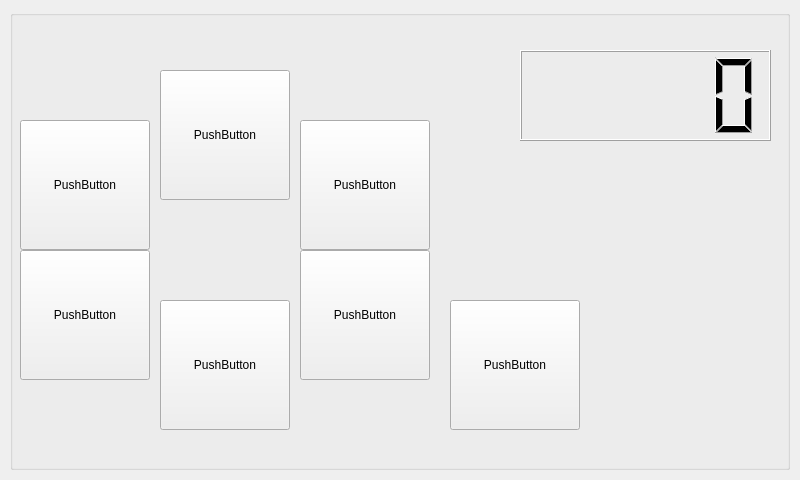
Above: 01_UI_GamePad/MainPad/Main_GamePad/gamepad.ui from JaneJung/SoccerMega before the change. Below: the same form after it.
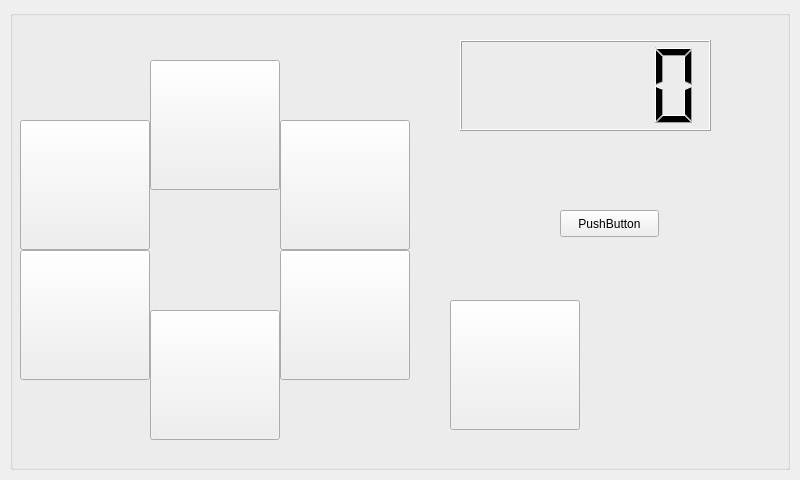
That is the form after the change.

Patch:
```diff
--- a/01_UI_GamePad/MainPad/Main_GamePad/gamepad.ui
+++ b/01_UI_GamePad/MainPad/Main_GamePad/gamepad.ui
@@ -17,6 +17,9 @@
    <property name="cursor">
     <cursorShape>BlankCursor</cursorShape>
    </property>
+   <property name="autoFillBackground">
+    <bool>true</bool>
+   </property>
    <widget class="QGroupBox" name="GB_Control">
     <property name="geometry">
      <rect>
@@ -26,6 +29,9 @@
       <height>460</height>
      </rect>
     </property>
+    <property name="autoFillBackground">
+     <bool>false</bool>
+    </property>
     <property name="title">
      <string/>
     </property>
@@ -35,8 +41,8 @@
     <widget class="QLCDNumber" name="lcdNumber">
      <property name="geometry">
       <rect>
-       <x>510</x>
-       <y>40</y>
+       <x>450</x>
+       <y>30</y>
        <width>251</width>
        <height>91</height>
       </rect>
@@ -45,14 +51,17 @@
     <widget class="QPushButton" name="bt_UP">
      <property name="geometry">
       <rect>
-       <x>150</x>
-       <y>60</y>
+       <x>140</x>
+       <y>50</y>
        <width>130</width>
        <height>130</height>
       </rect>
      </property>
+     <property name="autoFillBackground">
+      <bool>true</bool>
+     </property>
      <property name="text">
-      <string>PushButton</string>
+      <string/>
      </property>
     </widget>
     <widget class="QPushButton" name="bt_UP_LEFT">
@@ -64,21 +73,27 @@
        <height>130</height>
       </rect>
      </property>
+     <property name="autoFillBackground">
+      <bool>true</bool>
+     </property>
      <property name="text">
-      <string>PushButton</string>
+      <string/>
      </property>
     </widget>
     <widget class="QPushButton" name="bt_UP_RIGHT">
      <property name="geometry">
       <rect>
-       <x>290</x>
+       <x>270</x>
        <y>110</y>
        <width>130</width>
        <height>130</height>
       </rect>
      </property>
+     <property name="autoFillBackground">
+      <bool>true</bool>
+     </property>
      <property name="text">
-      <string>PushButton</string>
+      <string/>
      </property>
     </widget>
     <widget class="QPushButton" name="bt_DOWN_LEFT">
@@ -90,34 +105,43 @@
        <height>130</height>
       </rect>
      </property>
+     <property name="autoFillBackground">
+      <bool>true</bool>
+     </property>
      <property name="text">
-      <string>PushButton</string>
+      <string/>
      </property>
     </widget>
     <widget class="QPushButton" name="bt_DOWN_RIGHT">
      <property name="geometry">
       <rect>
-       <x>290</x>
+       <x>270</x>
        <y>240</y>
        <width>130</width>
        <height>130</height>
       </rect>
      </property>
+     <property name="autoFillBackground">
+      <bool>true</bool>
+     </property>
      <property name="text">
-      <string>PushButton</string>
+      <string/>
      </property>
     </widget>
     <widget class="QPushButton" name="bt_DOWN">
      <property name="geometry">
       <rect>
-       <x>150</x>
-       <y>290</y>
+       <x>140</x>
+       <y>300</y>
        <width>130</width>
        <height>130</height>
       </rect>
      </property>
+     <property name="autoFillBackground">
+      <bool>true</bool>
+     </property>
      <property name="text">
-      <string>PushButton</string>
+      <string/>
      </property>
     </widget>
     <widget class="QPushButton" name="bt_STOP">
@@ -127,6 +151,19 @@
        <y>290</y>
        <width>130</width>
        <height>130</height>
+      </rect>
+     </property>
+     <property name="text">
+      <string/>
+     </property>
+    </widget>
+    <widget class="QPushButton" name="pushButton">
+     <property name="geometry">
+      <rect>
+       <x>550</x>
+       <y>200</y>
+       <width>99</width>
+       <height>27</height>
       </rect>
      </property>
      <property name="text">
```
